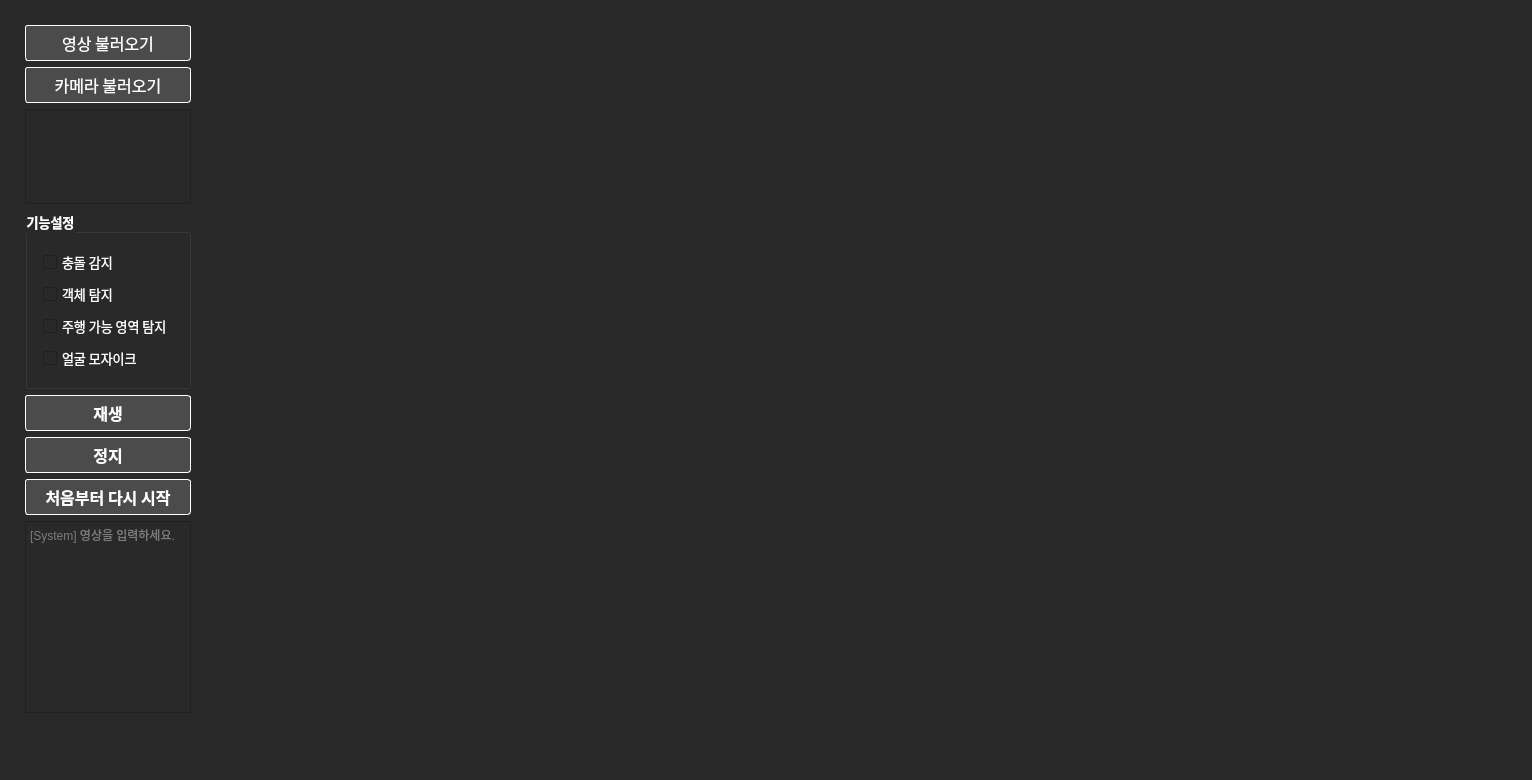
This is ui/main_window.ui in 12-CV/front as Qt 5 draws it before an edit. The edited form follows.
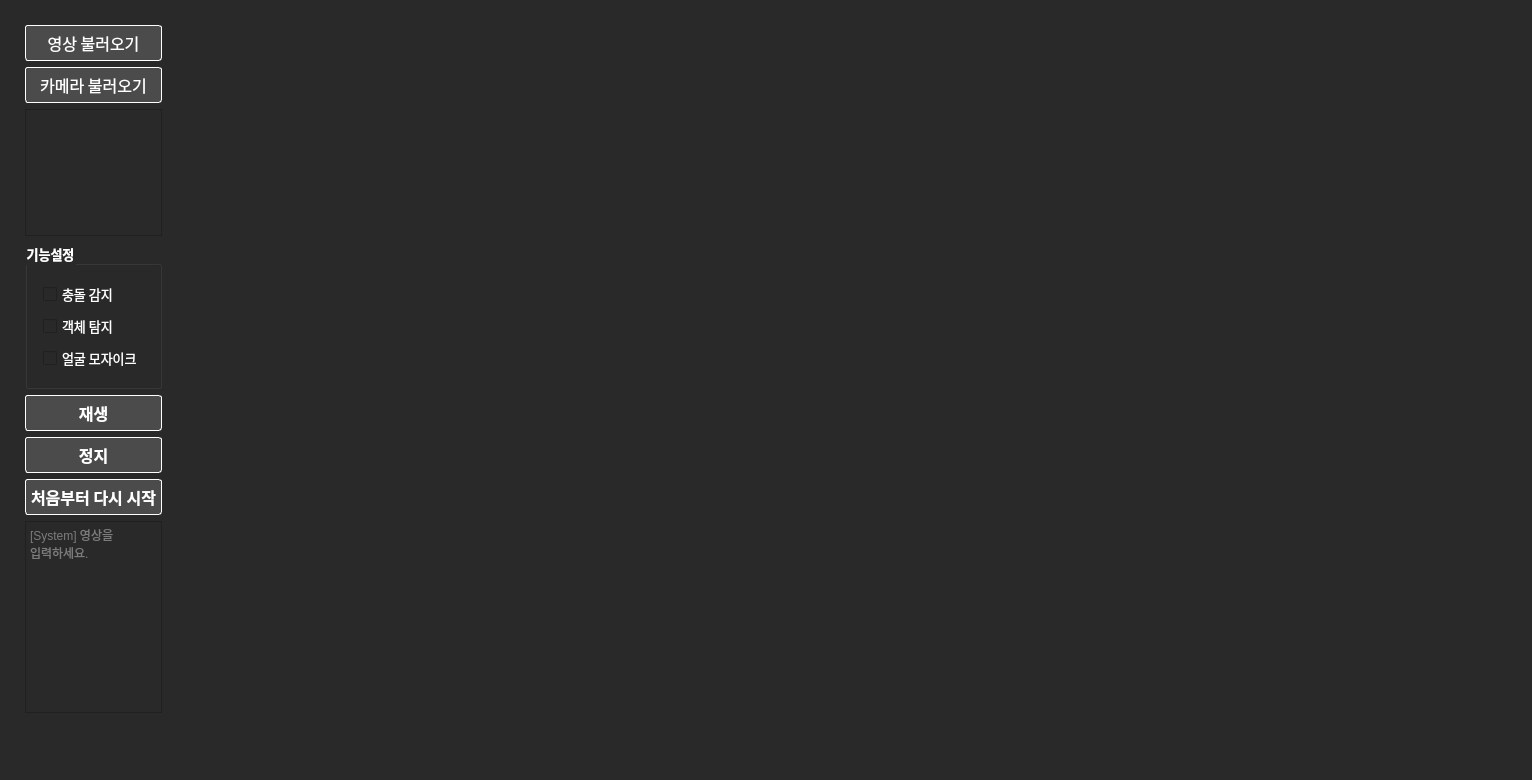
This is the edited form.

What changed in the file:
```diff
--- a/ui/main_window.ui
+++ b/ui/main_window.ui
@@ -248,19 +248,6 @@
                </property>
               </widget>
              </item>
-             <item>
-              <widget class="QCheckBox" name="checkBox_availableRouteDetect">
-               <property name="font">
-                <font>
-                 <family>NanumGothic</family>
-                 <pointsize>10</pointsize>
-                </font>
-               </property>
-               <property name="text">
-                <string>주행 가능 영역 탐지</string>
-               </property>
-              </widget>
-             </item>
              <item>
               <widget class="QCheckBox" name="checkBox_mosaicFace">
                <property name="font">
```
Left out of the diff: 15 changed lines with no effect on the pictures.
